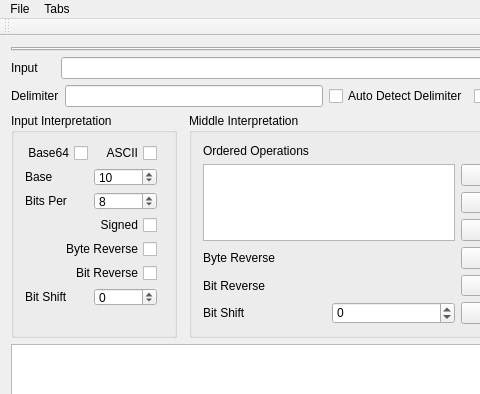
Before: the Qt Designer form mainwindow.ui in d-wizard/BitViewer, drawn with Qt 5; both pictures show x 0 to 480 and y 0 to 394 of the 936 by 783 pixel window.
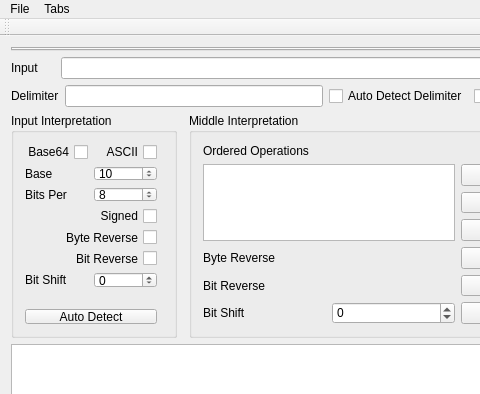
After: the same form once the commit is applied.

Commit message: First stab at detecting input parameters automatically.

```diff
--- a/mainwindow.ui
+++ b/mainwindow.ui
@@ -288,6 +288,13 @@
            </property>
           </widget>
          </item>
+         <item row="8" column="0" colspan="2">
+          <widget class="QPushButton" name="cmdDetectInputFormat">
+           <property name="text">
+            <string>Auto Detect</string>
+           </property>
+          </widget>
+         </item>
         </layout>
        </widget>
       </item>
```
Left out of the diff: 150 changed lines with no effect on the pictures. The commit also changes 6 other files.
